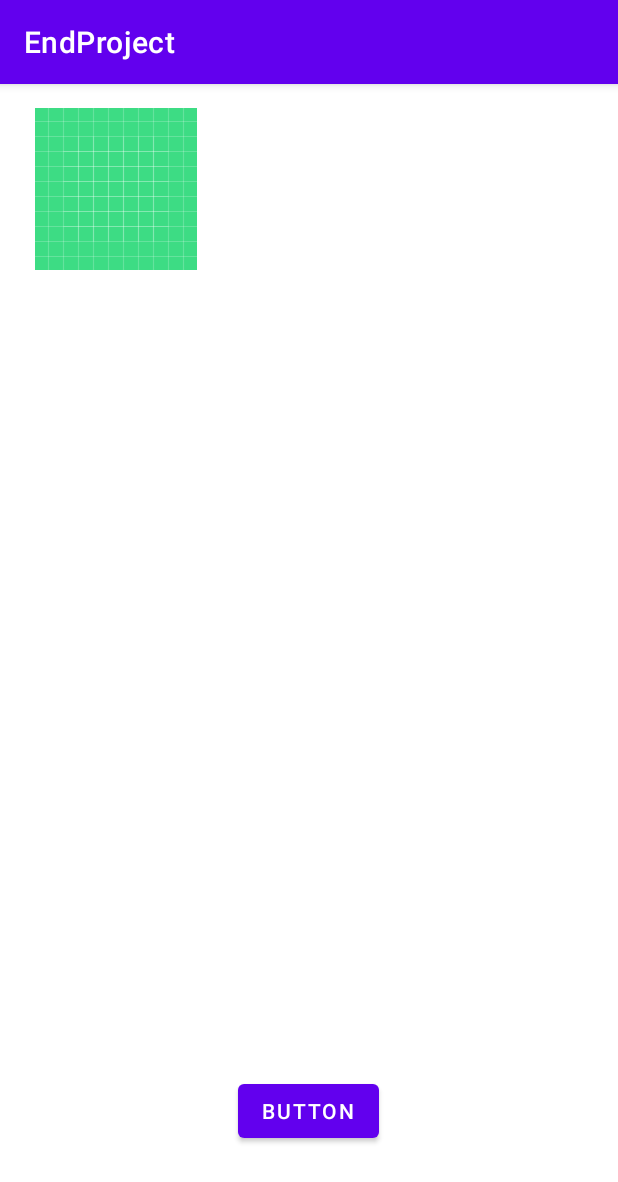
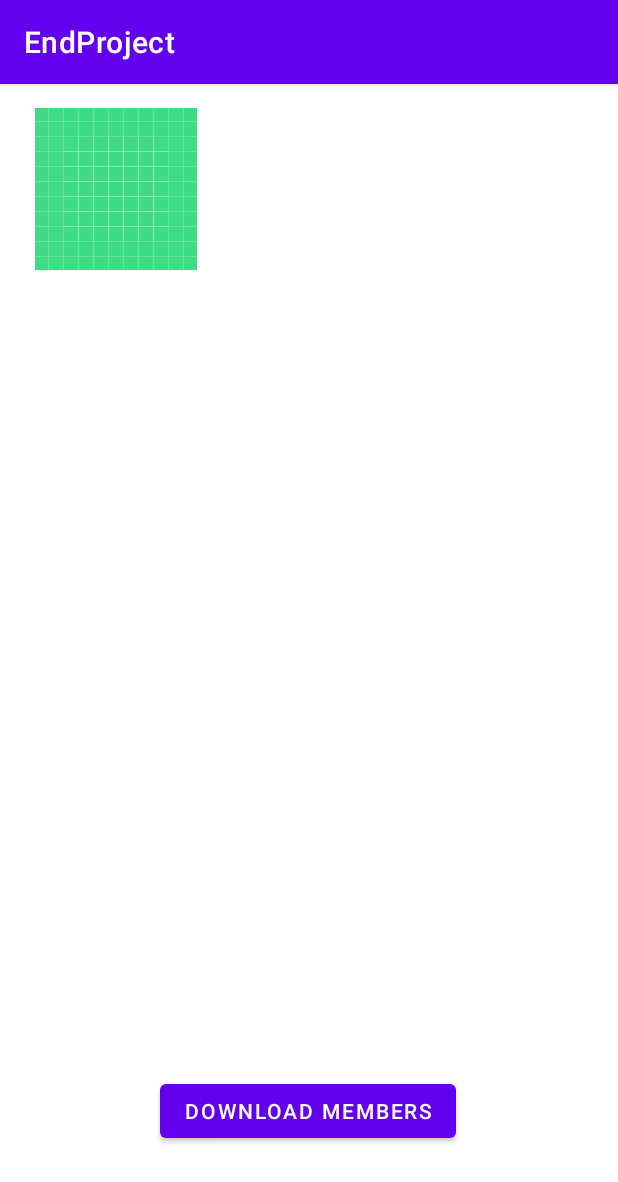
Before and after one commit to Pavel19K/roomdatabaseproject, an Android app: the screen it shows after launch (MainActivity), on a phone screen of 412 x 824 dp. Shown: the top 1182 px of the screen. Run offline under Robolectric (Android 15) with nearby library versions, the phone set to English and light mode, and no system bars; our stand-ins replace Room's generated code, data binding; pictures from the network do not load.

Commit message:
last upload

```diff
--- a/app/src/main/java/com/example/endproject/MainActivity.kt
+++ b/app/src/main/java/com/example/endproject/MainActivity.kt
@@ -14,7 +14,7 @@ import androidx.recyclerview.widget.LinearLayoutManager
 import com.example.endproject.data.Member
 import com.example.endproject.data.MemberViewModel
 import com.example.endproject.databinding.ActivityMainBinding
-
+// ei ole päivämääriä mutta kaikki on itse kirjoitettua, sen näkee jäljestä :D
 class MainActivity : AppCompatActivity(), MemberAdapter.OnItemClickListener{
     private lateinit var memberViewModel: MemberViewModel
     private lateinit var adapter: MemberAdapter
@@ -27,7 +27,7 @@ class MainActivity : AppCompatActivity(), MemberAdapter.OnItemClickListener{
         val binding: ActivityMainBinding = DataBindingUtil.setContentView(this, R.layout.activity_main)
         memberViewModel = ViewModelProvider(this).get(MemberViewModel::class.java)
 
-        binding.button.setOnClickListener { insert() }
+        binding.button.setOnClickListener { readJson() }
 
         binding.memberRecyclerView.layoutManager = LinearLayoutManager(this)
         adapter = MemberAdapter(this, this)
@@ -39,13 +39,14 @@ class MainActivity : AppCompatActivity(), MemberAdapter.OnItemClickListener{
         //MemberAdapter(MemberOfParliament.ParliamentMembersData.members)
 
         allMembers = memberViewModel.readAllData
-
+        //kun livedata listaan ilmestyy uusi henkilö niin lisätään se room tietokantaan
         memberViewModel.members.observe(this){
             for (member in it){
                 memberViewModel.addMember(member)
             }
         }
 
+        //ladataan netistä json lista mutablelivedataan ja seurataan sen muutosta, kun tulee uusi niin lisätään se toiseen livedata listaan
         allMembers.observe(this){
             Log.d("observer", "observing")
             adapter.submitList(it)
@@ -54,11 +55,12 @@ class MainActivity : AppCompatActivity(), MemberAdapter.OnItemClickListener{
 
     }
 
-    fun insert(){
+    fun readJson(){
         /*
         for (member in MemberOfParliament.ParliamentMembersData.members){
             memberViewModel.addMember(member)
         }*/
+        //luetaan json tiedosto netistä
         memberViewModel.readMembers()
 
     }
@@ -69,7 +71,7 @@ class MainActivity : AppCompatActivity(), MemberAdapter.OnItemClickListener{
         val m: String = allMembers.value?.get(position)?.first.toString()
         Log.d("item","$m")
          */
-
+        //lähetetään tietoa fragmentille bundlessa
         val mBundle = Bundle()
         mBundle.putString("first",allMembers.value?.get(position)?.first.toString())
         mBundle.putString("last",allMembers.value?.get(position)?.last.toString())
--- a/app/src/main/res/layout/activity_main.xml
+++ b/app/src/main/res/layout/activity_main.xml
@@ -35,7 +35,7 @@
             android:id="@+id/button"
             android:layout_width="wrap_content"
             android:layout_height="wrap_content"
-            android:text="Button"
+            android:text="Download Members"
             app:layout_constraintBottom_toBottomOf="parent"
             app:layout_constraintEnd_toEndOf="parent"
             app:layout_constraintHorizontal_bias="0.498"
```
